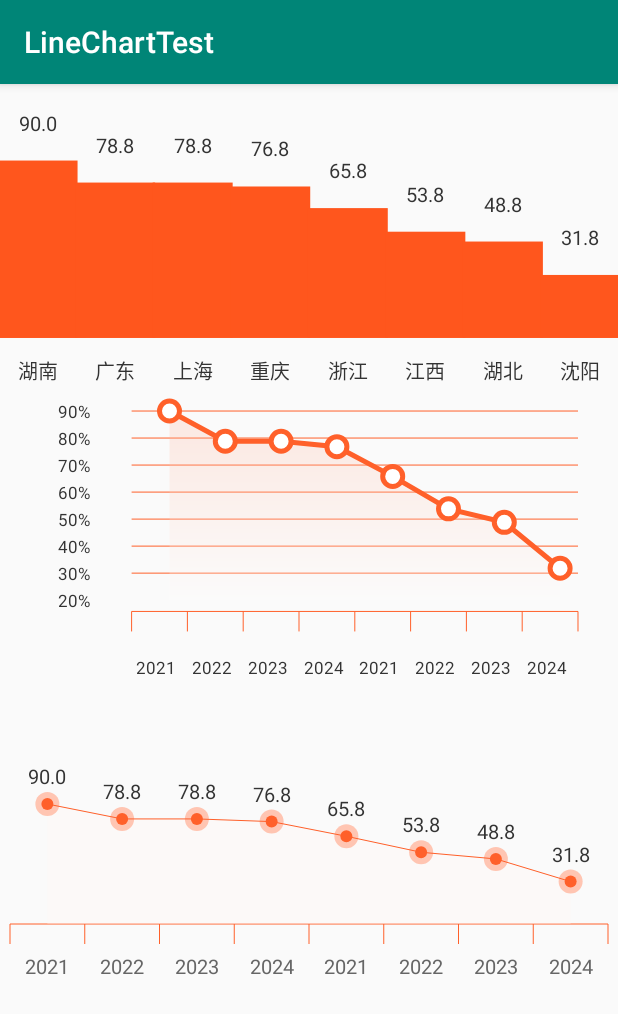
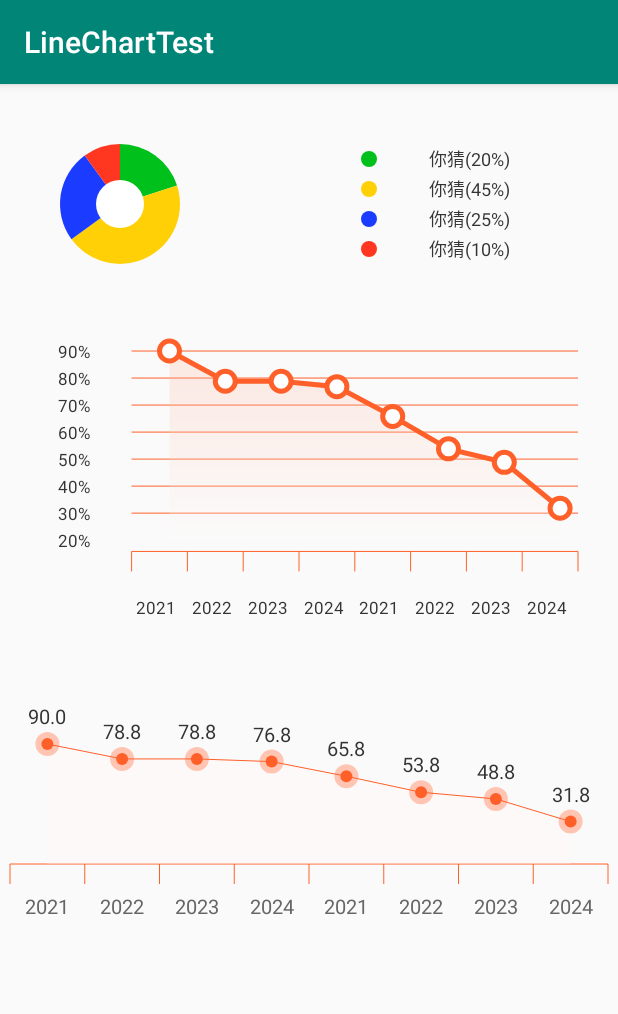
Before and after one commit to amusiaHzr/LineChartTest, an Android app: the screen it shows after launch (MainActivity), on a phone screen of 412 x 824 dp. Shown: the top 1014 px of the screen. Run offline under Robolectric (Android 15) with nearby library versions, the phone set to English and light mode, and no system bars.

Commit message:
饼状图

```diff
--- a/app/src/main/java/com/amusia/linecharttest/MainActivity.java
+++ b/app/src/main/java/com/amusia/linecharttest/MainActivity.java
@@ -1,27 +1,42 @@
 package com.amusia.linecharttest;
 
+import android.graphics.Color;
 import android.support.v7.app.AppCompatActivity;
 import android.os.Bundle;
+
+import java.util.ArrayList;
+import java.util.List;
 
 public class MainActivity extends AppCompatActivity {
     SimpleLineChart slc;
     SimpleHistogram sh;
     PreservationLineChart plc;
+    SimplePie sp;
 
     @Override
     protected void onCreate(Bundle savedInstanceState) {
         super.onCreate(savedInstanceState);
         setContentView(R.layout.activity_main);
 
-        float[] data = {90f,78.8f,78.8f,76.8f,65.8f,53.8f,48.8f,31.8f};
+        float[] data = {90f, 78.8f, 78.8f, 76.8f, 65.8f, 53.8f, 48.8f, 31.8f};
         slc = findViewById(R.id.slc);
         slc.setMode(SimpleLineChart.MODE_ONE);
-        slc.setData(data,new String[]{"2021","2022","2023","2024","2021","2022","2023","2024"} );
+        slc.setData(data, new String[]{"2021", "2022", "2023", "2024", "2021", "2022", "2023", "2024"});
 
         sh = findViewById(R.id.sh);
-        sh.setData(data,new String[]{"湖南","广东","上海","重庆","浙江","江西","湖北","沈阳"} );
+        sh.setData(data, new String[]{"湖南", "广东", "上海", "重庆", "浙江", "江西", "湖北", "沈阳"});
 
         plc = findViewById(R.id.plc);
-        plc.setData(data,new String[]{"2021","2022","2023","2024","2021","2022","2023","2024"});
-         }
+        plc.setData(data, new String[]{"2021", "2022", "2023", "2024", "2021", "2022", "2023", "2024"});
+
+
+        sp = findViewById(R.id.sp);
+        List<PieEntry> spData = new ArrayList<>();
+        spData.add(new PieEntry(20, "你猜", Color.parseColor("#00C11B")));
+        spData.add(new PieEntry(45, "你猜", Color.parseColor("#FFD006")));
+        spData.add(new PieEntry(25, "你猜", Color.parseColor("#1B3CFF")));
+        spData.add(new PieEntry(10, "你猜", Color.parseColor("#FF3721")));
+
+        sp.setData(spData);
+    }
 }
--- /dev/null
+++ b/app/src/main/java/com/amusia/linecharttest/PieEntry.java
@@ -0,0 +1,86 @@
+package com.amusia.linecharttest;
+
+
+public class PieEntry {
+
+    //颜色
+    private int color;
+    //线条颜色
+    private int lineColor;
+    //比分比
+    private float percentage;
+    //条目名
+    private String label;
+    //扇区起始角度
+    private float currentStartAngle;
+    //扇区总角度
+    private float sweepAngle;
+
+    public PieEntry(float percentage, String label) {
+        this.percentage = percentage;
+        this.label = label;
+    }
+
+    public PieEntry(float percentage, String label, int color, int lineColor) {
+        this.percentage = percentage;
+        this.label = label;
+        this.color = color;
+        this.lineColor = lineColor;
+    }
+
+    public PieEntry(float percentage, String label, int color) {
+        this.percentage = percentage;
+        this.label = label;
+        this.color = color;
+        this.lineColor = lineColor;
+    }
+
+
+    public int getLineColor() {
+        return lineColor;
+    }
+
+    public void setLineColor(int lineColor) {
+        this.lineColor = lineColor;
+    }
+
+    public int getColor() {
+        return color;
+    }
+
+    public void setColor(int color) {
+        this.color = color;
+    }
+
+    public float getPercentage() {
+        return percentage;
+    }
+
+    public void setPercentage(float percentage) {
+        this.percentage = percentage;
+    }
+
+    public String getLabel() {
+        return label;
+    }
+
+    public void setLabel(String label) {
+        this.label = label;
+    }
+
+    public float getSweepAngle() {
+        return sweepAngle;
+    }
+
+    public void setSweepAngle(float sweepAngle) {
+        this.sweepAngle = sweepAngle;
+    }
+
+    public float getCurrentStartAngle() {
+        return currentStartAngle;
+    }
+
+    public void setCurrentStartAngle(float currentStartAngle) {
+        this.currentStartAngle = currentStartAngle;
+    }
+}
--- /dev/null
+++ b/app/src/main/java/com/amusia/linecharttest/SimplePie.java
@@ -0,0 +1,184 @@
+package com.amusia.linecharttest;
+
+import android.content.Context;
+import android.graphics.Canvas;
+import android.graphics.Color;
+import android.graphics.Paint;
+import android.graphics.RectF;
+import android.support.annotation.Nullable;
+import android.util.AttributeSet;
+import android.util.Log;
+import android.view.View;
+
+import java.util.ArrayList;
+import java.util.List;
+
+public class SimplePie extends View {
+
+    //画笔
+    private Paint mPaint;
+
+    //圆弧 半径
+    private float mRadius;
+    //白色中心圆半径
+    private float mCenterRadius;
+
+    //正方形边长
+    private float mShortSide;
+
+    //整个view的宽高
+    private float mWidth;
+    private float mHeight;
+
+    //圆心坐标
+    private float mCenterX;
+    private float mCenterY;
+
+    //RectF的宽高
+    private float mRectFWidth;
+    private float mRectFHeight;
+
+    //画圆弧的矩形
+    private RectF mRectF;
+
+    //饼图初始绘制角度
+    private float startAngle = -90;
+
+    //圆的padding
+    private float circlePaddingSpace = 60;
+
+    //说明的padding
+    private float explainPaddingSpace = 60;
+
+    //说明的高度
+    private float explainHeight = 60;
+
+    //文字高度
+    private float textHeight;
+
+    private List<PieEntry> mData = new ArrayList<>();
+
+    public SimplePie(Context context) {
+        this(context, null);
+    }
+
+    public SimplePie(Context context, @Nullable AttributeSet attrs) {
+        this(context, attrs, 0);
+    }
+
+    public SimplePie(Context context, @Nullable AttributeSet attrs, int defStyleAttr) {
+        super(context, attrs, defStyleAttr);
+        initPaint();
+    }
+
+    @Override
+    protected void onSizeChanged(int w, int h, int oldw, int oldh) {
+        super.onSizeChanged(w, h, oldw, oldh);
+
+        mWidth = w;
+        mHeight = h;
+
+        mRectFWidth = 2 * (w / 3);
+        Log.e("mRectFWidth", ">>>" + mRectFWidth);
+        mRectFWidth = (w / 2);
+        Log.e("mRectFWidth", ">>>" + mRectFWidth);
+        mRectFHeight = h;
+
+
+    }
+
+    private void initPaint() {
+        mPaint = new Paint(Paint.ANTI_ALIAS_FLAG);
+        mPaint.setColor(Color.BLUE);
+        mPaint.setTextSize(DisplayUtils.sp2px(getContext(), 12));
+
+        Paint.FontMetrics fontMetrics = mPaint.getFontMetrics();
+        textHeight = (fontMetrics.bottom - fontMetrics.top) / 2 - fontMetrics.bottom;   //  fontMetrics.bottom - fontMetrics.top;
+    }
+
+    private void initRectF() {
+        mShortSide = Math.min(mRectFWidth, mRectFHeight);
+        mRadius = (mShortSide - (2 * circlePaddingSpace)) / 2;
+        mCenterX = mShortSide / 2;
+        mCenterY = mShortSide / 2;
+        mCenterRadius = (float) (mRadius * 0.4);
+        mRectF = new RectF(circlePaddingSpace, circlePaddingSpace, mShortSide - circlePaddingSpace, mShortSide - circlePaddingSpace);
+    }
+
+    private void initData() {
+        //当前起始角度
+        float currentStartAngle = startAngle;
+        for (int i = 0; i < mData.size(); i++) {
+            PieEntry pie = mData.get(i);
+            if (pie.getPercentage() == 0)
+                continue;
+            pie.setCurrentStartAngle(currentStartAngle);
+            //每个数据百分比对应的角度
+            float sweepAngle = pie.getPercentage() / 100 * 360;
+            pie.setSweepAngle(sweepAngle);
+            //起始角度不断增加
+            currentStartAngle += sweepAngle;
+        }
+    }
+
+    @Override
+    protected void onDraw(Canvas canvas) {
+        super.onDraw(canvas);
+        if (mData.size() == 0) {
+            return;
+        }
+        initRectF();
+//        canvas.drawRect(mRectF,mPaint);
+        drawPie(canvas);
+        drawLeft(canvas);
+
+
+    }
+
+    public void setData(List<PieEntry> data) {
+        mData.clear();
+        this.mData.addAll(data);
+        for (PieEntry pieEntry : mData) {
+            if (pieEntry.getPercentage() == 0) {
+                mData.remove(pieEntry);
+            }
+        }
+
+        initData();
+    }
+
+    //绘制饼图
+    private void drawPie(Canvas canvas) {
+        //当前起始角度
+        for (PieEntry pie : mData) {
+            if (pie.getSweepAngle() == 0)
+                continue;
+            mPaint.setColor(pie.getColor());
+            canvas.drawArc(mRectF,
+                    pie.getCurrentStartAngle(),
+                    pie.getSweepAngle(),
+                    true, mPaint);
+        }
+        mPaint.setColor(Color.WHITE);
+        canvas.drawCircle(mCenterX, mCenterY, mCenterRadius, mPaint);
+    }
+
+    private void drawLeft(Canvas canvas) {
+        explainHeight = mRadius * 2 / mData.size();
+
+        float centerX = mWidth - mRectFWidth + explainPaddingSpace;
+        float currentHeightCenter = circlePaddingSpace + explainHeight / 2;
+        float radius = 8;
+        for (int i = 0; i < mData.size(); i++) {
+            mPaint.setColor(mData.get(i).getColor());
+            canvas.drawCircle(centerX, currentHeightCenter, radius, mPaint);
+
+            mPaint.setColor(Color.parseColor("#333333"));
+
+            float textY = currentHeightCenter + textHeight;
+            canvas.drawText(mData.get(i).getLabel() + "(" + ((int) mData.get(i).getPercentage()) + "%)", centerX + explainPaddingSpace, textY, mPaint);
+            currentHeightCenter += explainHeight;
+
+        }
+    }
+}
--- a/app/src/main/res/layout/activity_main.xml
+++ b/app/src/main/res/layout/activity_main.xml
@@ -7,25 +7,34 @@
     android:orientation="vertical"
     tools:context=".MainActivity">
 
+    <com.amusia.linecharttest.SimplePie
+        android:id="@+id/sp"
+        android:layout_width="match_parent"
+        android:layout_height="160dp"
+        android:visibility="visible" />
+
+
     <com.amusia.linecharttest.SimpleHistogram
         android:id="@+id/sh"
         android:layout_width="match_parent"
-        android:layout_height="200dp"/>
+        android:layout_height="200dp"
+        android:visibility="gone" />
+
     <com.amusia.linecharttest.PreservationLineChart
-       android:id="@+id/plc"
+        android:id="@+id/plc"
         android:layout_width="match_parent"
-        android:layout_marginRight="20dp"
+        android:layout_height="200dp"
         android:layout_marginLeft="20dp"
-        android:layout_height="200dp" />
+        android:layout_marginRight="20dp" />
 
     <com.amusia.linecharttest.SimpleLineChart
         android:id="@+id/slc"
         android:layout_width="match_parent"
-        android:layout_height="200dp"/>
+        android:layout_height="200dp" />
 
     <com.amusia.linecharttest.SimpleLineChart
         android:id="@+id/slc2"
-        android:visibility="gone"
         android:layout_width="match_parent"
-        android:layout_height="200dp"/>
+        android:layout_height="200dp"
+        android:visibility="gone" />
 </LinearLayout>
```
Also changed, not shown: app/src/main/java/com/amusia/linecharttest/SimpleLineChart.java (+16 -6 lines).
